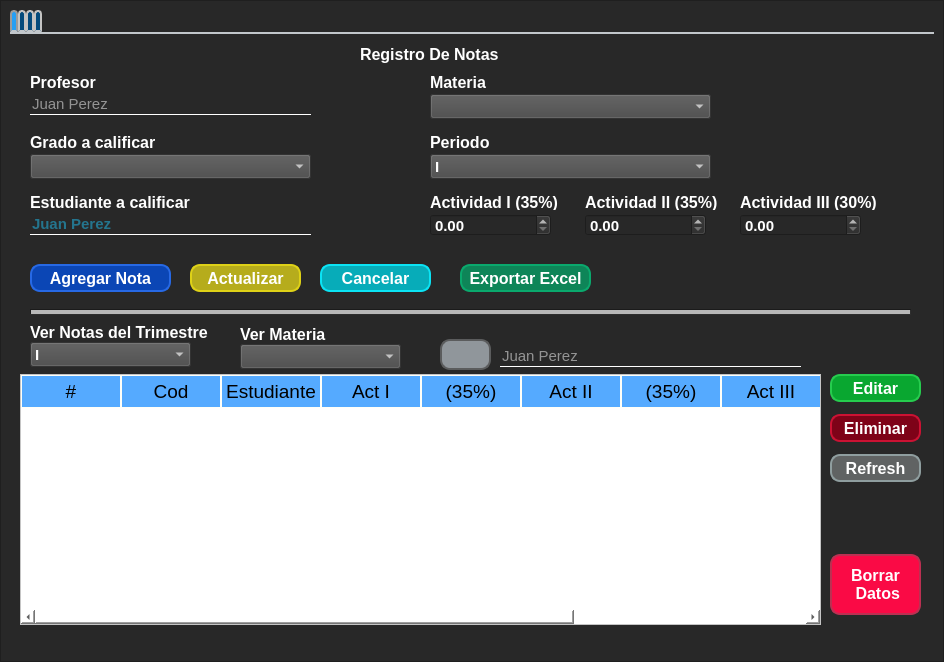
The window that ui_files/MainWithAll.ui (gitbrave99/gestor-calificaciones) describes before a commit, drawn with Qt 5.
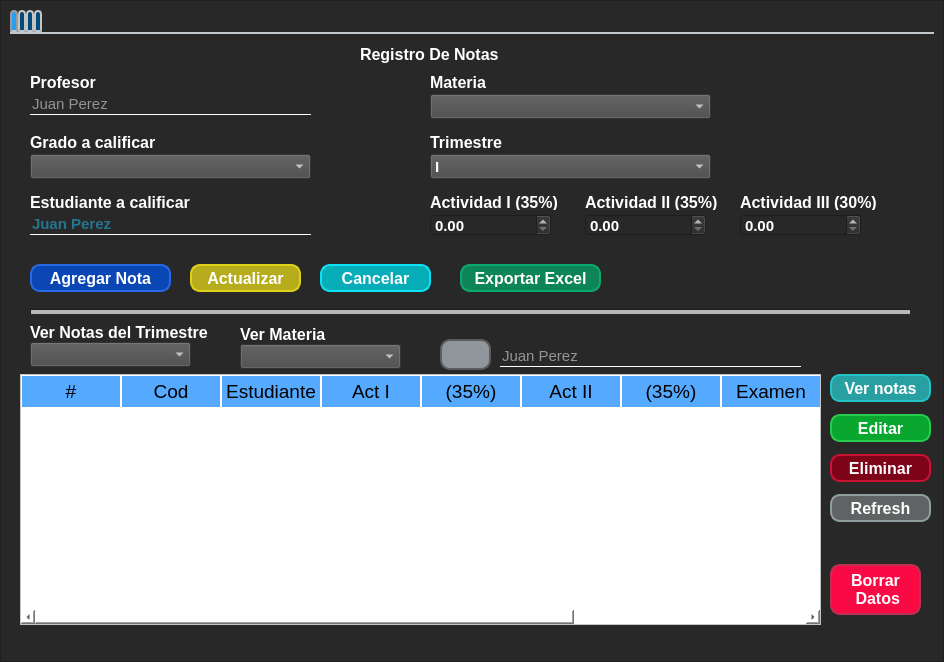
The same window after the commit. Icons and pictures are not drawn.

Commit message: view libreta notas

```diff
--- a/ui_files/MainWithAll.ui
+++ b/ui_files/MainWithAll.ui
@@ -136,7 +136,7 @@
             <string notr="true">color: rgb(255, 255, 255);</string>
            </property>
            <property name="text">
-            <string>Periodo</string>
+            <string>Trimestre</string>
            </property>
           </widget>
           <widget class="QLineEdit" name="txtCalifProfesor">
@@ -503,8 +503,8 @@
            <property name="geometry">
             <rect>
              <x>820</x>
-             <y>380</y>
-             <width>91</width>
+             <y>420</y>
+             <width>101</width>
              <height>28</height>
             </rect>
            </property>
@@ -807,7 +807,7 @@
             <rect>
              <x>450</x>
              <y>230</y>
-             <width>131</width>
+             <width>141</width>
              <height>28</height>
             </rect>
            </property>
@@ -846,8 +846,8 @@
            <property name="geometry">
             <rect>
              <x>820</x>
-             <y>340</y>
-             <width>91</width>
+             <y>380</y>
+             <width>101</width>
              <height>28</height>
             </rect>
            </property>
@@ -886,8 +886,8 @@
            <property name="geometry">
             <rect>
              <x>820</x>
-             <y>420</y>
-             <width>91</width>
+             <y>460</y>
+             <width>101</width>
              <height>28</height>
             </rect>
            </property>
@@ -952,26 +952,6 @@
             <string notr="true">color: rgb(255, 255, 255);
 background-color: rgb(72, 72, 72);</string>
            </property>
-           <item>
-            <property name="text">
-             <string>I</string>
-            </property>
-           </item>
-           <item>
-            <property name="text">
-             <string>II</string>
-            </property>
-           </item>
-           <item>
-            <property name="text">
-             <string>III</string>
-            </property>
-           </item>
-           <item>
-            <property name="text">
-             <string>IIII</string>
-            </property>
-           </item>
           </widget>
           <widget class="QLabel" name="label_12">
            <property name="geometry">
@@ -1076,7 +1056,7 @@
            </column>
            <column>
             <property name="text">
-             <string>Act III</string>
+             <string>Examen</string>
             </property>
            </column>
            <column>
@@ -1159,9 +1139,9 @@
            <property name="geometry">
             <rect>
              <x>820</x>
-             <y>520</y>
+             <y>530</y>
              <width>91</width>
-             <height>61</height>
+             <height>51</height>
             </rect>
            </property>
            <property name="font">
@@ -1216,6 +1196,46 @@
             <enum>Qt::Horizontal</enum>
            </property>
           </widget>
+          <widget class="QPushButton" name="btnVerNotasEstudiante">
+           <property name="geometry">
+            <rect>
+             <x>820</x>
+             <y>340</y>
+             <width>101</width>
+             <height>28</height>
+            </rect>
+           </property>
+           <property name="font">
+            <font>
+             <pointsize>12</pointsize>
+             <weight>75</weight>
+             <bold>true</bold>
+            </font>
+           </property>
+           <property name="cursor">
+            <cursorShape>PointingHandCursor</cursorShape>
+           </property>
+           <property name="styleSheet">
+            <string notr="true">QPushButton
+{	
+	background:rgb(40,160,162);
+	border: 2px solid rgb(36,195,197);
+	border-radius:10px;
+	color:white;
+}
+QPushButton:pressed
+{
+	background-color: rgb(36,195,197);
+	border:2px solid rgb(40,160,162);
+}
+
+
+</string>
+           </property>
+           <property name="text">
+            <string>Ver notas</string>
+           </property>
+          </widget>
          </widget>
          <widget class="QWidget" name="tab_3">
           <attribute name="icon">
```
Left out of the diff: 42 changed lines with no effect on the pictures. The commit also changes 27 other files.
